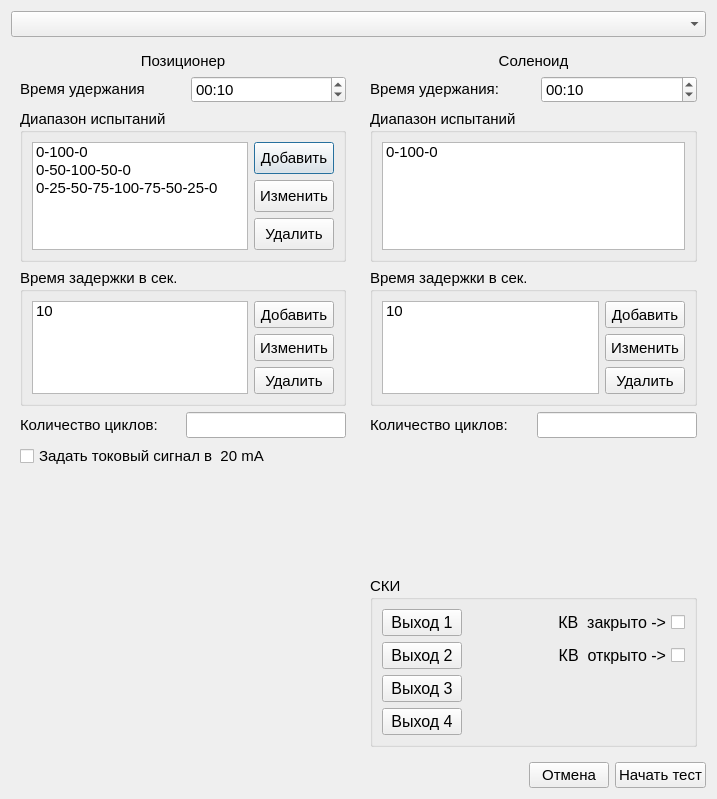
Qt form CyclicTestSettings.ui (Rekvim/MpiSki) before a commit.
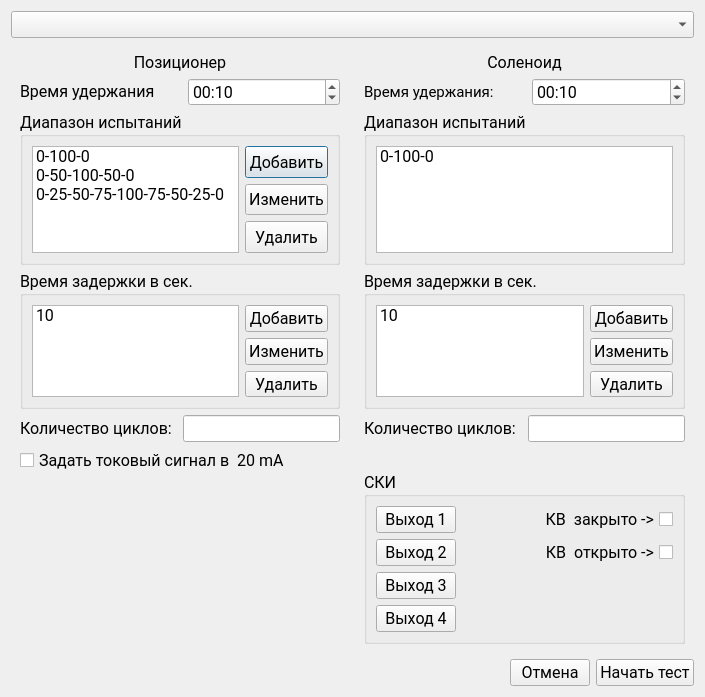
The same form after that commit.

```diff
--- a/CyclicTestSettings.ui
+++ b/CyclicTestSettings.ui
@@ -6,13 +6,14 @@
    <rect>
     <x>0</x>
     <y>0</y>
-    <width>717</width>
-    <height>799</height>
+    <width>705</width>
+    <height>697</height>
    </rect>
   </property>
   <property name="font">
    <font>
-    <pointsize>11</pointsize>
+    <family>Roboto</family>
+    <pointsize>12</pointsize>
    </font>
   </property>
   <property name="windowTitle">
@@ -93,7 +94,8 @@
           </property>
           <property name="font">
            <font>
-            <pointsize>11</pointsize>
+            <family>Roboto</family>
+            <pointsize>12</pointsize>
            </font>
           </property>
           <property name="title">
@@ -348,7 +350,8 @@
           </property>
           <property name="font">
            <font>
-            <pointsize>11</pointsize>
+            <family>Roboto</family>
+            <pointsize>12</pointsize>
            </font>
           </property>
           <property name="title">
@@ -493,6 +496,7 @@
              </property>
              <property name="font">
               <font>
+               <family>Roboto</family>
                <pointsize>12</pointsize>
               </font>
              </property>
@@ -520,6 +524,7 @@
              </property>
              <property name="font">
               <font>
+               <family>Roboto</family>
                <pointsize>12</pointsize>
               </font>
              </property>
@@ -544,6 +549,7 @@
              </property>
              <property name="font">
               <font>
+               <family>Roboto</family>
                <pointsize>12</pointsize>
               </font>
              </property>
@@ -571,6 +577,7 @@
              </property>
              <property name="font">
               <font>
+               <family>Roboto</family>
                <pointsize>12</pointsize>
               </font>
              </property>
@@ -598,6 +605,7 @@
              </property>
              <property name="font">
               <font>
+               <family>Roboto</family>
                <pointsize>12</pointsize>
               </font>
              </property>
@@ -625,6 +633,7 @@
              </property>
              <property name="font">
               <font>
+               <family>Roboto</family>
                <pointsize>12</pointsize>
               </font>
              </property>
```
